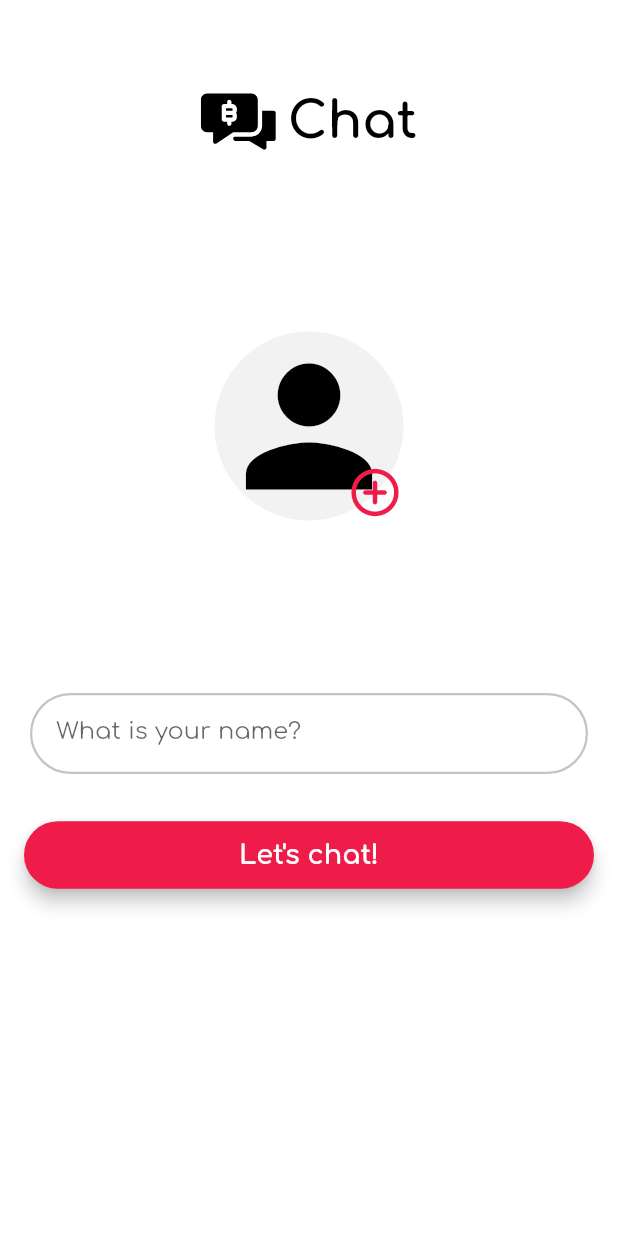
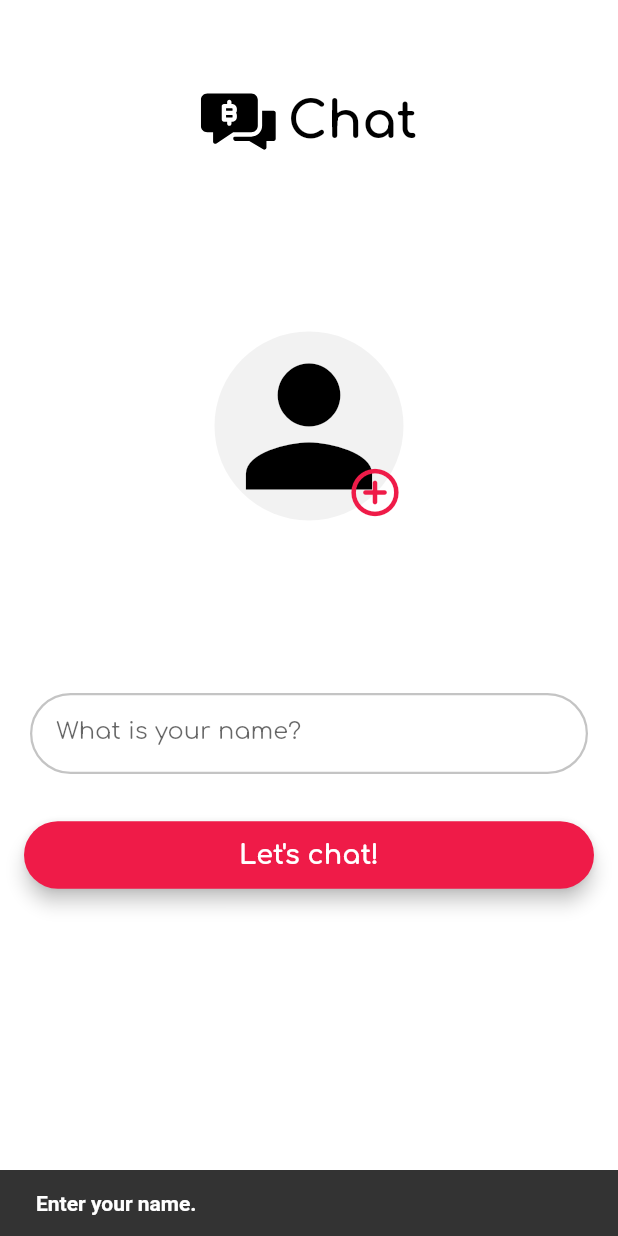
Before and after one commit to linhsol26/Chat-App, a Flutter app: the screen it shows after launch, after a tap on "Let's chat!", on a phone screen of 412 x 824 dp. Run offline on Flutter 3.47's test engine with Material 2 defaults, Android fonts, the phone set to English and light mode, and no system bars; our stand-ins replace bloc, equatable, flutter_bloc, flutter_svg, google_fonts, image_picker and 1 more; missing offline and left inert: encrypt, rethinkdb_dart; accounts and stored records are empty.

Commit message:
upload image to server

```diff
--- /dev/null
+++ b/lib/composition_root.dart
@@ -0,0 +1,43 @@
+import 'package:chat/services/user/user_service_contract.dart';
+import 'package:chat/services/user/user_service_implementation.dart';
+import 'package:chat_app/cubit/onboarding/onboarding_cubit.dart';
+import 'package:chat_app/cubit/profile_image/profile_image_cubit.dart';
+import 'package:chat_app/data/services/image_uploader.dart';
+import 'package:chat_app/view/pages/onboarding/onboarding.dart';
+import 'package:flutter_bloc/flutter_bloc.dart';
+import 'package:rethinkdb_dart/rethinkdb_dart.dart';
+import 'package:flutter/material.dart';
+
+class CompositionRoot {
+  static late Rethinkdb _rethinkdb;
+  static late Connection _connection;
+  static late IUserService _userService;
+
+  static configure() async {
+    _rethinkdb = Rethinkdb();
+    _connection =
+        await _rethinkdb.connect(db: "test", host: "10.0.2.2", port: 28015);
+    _userService = UserService(_rethinkdb, _connection);
+  }
+
+  static Widget composeOnboardingUI() {
+    ImageUploader _imageUploader =
+        ImageUploader('http://192.168.1.31:3000/upload');
+
+    OnboardingCubit onboardingCubit =
+        OnboardingCubit(_userService, _imageUploader);
+    ProfileImageCubit profileImageCubit = ProfileImageCubit();
+
+    return MultiBlocProvider(
+      providers: [
+        BlocProvider(
+          create: (_) => onboardingCubit,
+        ),
+        BlocProvider(
+          create: (_) => profileImageCubit,
+        ),
+      ],
+      child: Onboarding(),
+    );
+  }
+}
--- /dev/null
+++ b/lib/cubit/onboarding/onboarding_cubit.dart
@@ -0,0 +1,26 @@
+import 'dart:io';
+
+import 'package:bloc/bloc.dart';
+import 'package:chat/models/user.dart';
+import 'package:chat/services/user/user_service_contract.dart';
+import 'package:chat_app/data/services/image_uploader.dart';
+import 'package:equatable/equatable.dart';
+
+part 'onboarding_state.dart';
+
+class OnboardingCubit extends Cubit<OnboardingState> {
+  final IUserService _userService;
+  final ImageUploader _imageUploader;
+
+  OnboardingCubit(this._userService, this._imageUploader)
+      : super(OnboardingInitial());
+
+  Future<void> connect(String name, File file) async {
+    emit(OnboardingLoading());
+    final url = await _imageUploader.upload(file);
+    final user = User(
+        userName: name, photoUrl: url, active: true, lastSeen: DateTime.now());
+    final createdUser = await _userService.connect(user);
+    emit(OnboardingSuccess(createdUser));
+  }
+}
--- /dev/null
+++ b/lib/cubit/onboarding/onboarding_state.dart
@@ -0,0 +1,21 @@
+part of 'onboarding_cubit.dart';
+
+abstract class OnboardingState extends Equatable {
+  const OnboardingState();
+
+  @override
+  List<Object> get props => [];
+}
+
+class OnboardingInitial extends OnboardingState {}
+
+class OnboardingLoading extends OnboardingState {}
+
+class OnboardingSuccess extends OnboardingState {
+  final User _user;
+
+  OnboardingSuccess(this._user);
+
+  @override
+  List<Object> get props => [_user];
+}
--- /dev/null
+++ b/lib/cubit/profile_image/profile_image_cubit.dart
@@ -0,0 +1,16 @@
+import 'dart:io';
+
+import 'package:bloc/bloc.dart';
+import 'package:image_picker/image_picker.dart';
+
+class ProfileImageCubit extends Cubit<File> {
+  final _imagePicker = ImagePicker();
+
+  ProfileImageCubit() : super(File(''));
+
+  Future<void> getImage() async {
+    PickedFile file = await _imagePicker.getImage(
+        source: ImageSource.gallery, imageQuality: 50);
+    emit(File(file.path));
+  }
+}
--- /dev/null
+++ b/lib/data/services/image_uploader.dart
@@ -0,0 +1,18 @@
+import 'dart:io';
+
+import 'package:http/http.dart';
+
+class ImageUploader {
+  final String _url;
+
+  ImageUploader(this._url);
+
+  Future<String> upload(File file) async {
+    final request = MultipartRequest('POST', Uri.parse(_url));
+    request.files.add(await MultipartFile.fromPath('picture', file.path));
+    final result = await request.send();
+    if (result.statusCode != 200) return '';
+    final response = await Response.fromStream(result);
+    return Uri.parse(_url).origin + response.body;
+  }
+}
--- a/lib/main.dart
+++ b/lib/main.dart
@@ -1,9 +1,12 @@
+import 'package:chat_app/composition_root.dart';
 import 'package:chat_app/view/pages/onboarding/onboarding.dart';
 import 'package:flutter/material.dart';
 
 import 'utils/theme.dart';
 
-void main() {
+void main() async {
+  WidgetsFlutterBinding.ensureInitialized();
+  await CompositionRoot.configure();
   runApp(MyApp());
 }
 
@@ -15,7 +18,7 @@ class MyApp extends StatelessWidget {
       title: 'Flutter Demo',
       theme: lightTheme(context),
       darkTheme: darkTheme(context),
-      home: Onboarding(),
+      home: CompositionRoot.composeOnboardingUI(),
     );
   }
 }
--- a/lib/view/pages/onboarding/onboarding.dart
+++ b/lib/view/pages/onboarding/onboarding.dart
@@ -1,8 +1,11 @@
+import 'package:chat_app/cubit/onboarding/onboarding_cubit.dart';
+import 'package:chat_app/cubit/profile_image/profile_image_cubit.dart';
 import 'package:chat_app/utils/colors.dart';
 import 'package:chat_app/view/widgets/onboarding/logo.dart';
 import 'package:chat_app/view/widgets/onboarding/profile_upload.dart';
 import 'package:chat_app/view/widgets/shared/custom_text_field.dart';
 import 'package:flutter/material.dart';
+import 'package:flutter_bloc/flutter_bloc.dart';
 
 class Onboarding extends StatefulWidget {
   const Onboarding({Key? key}) : super(key: key);
@@ -12,6 +15,8 @@ class Onboarding extends StatefulWidget {
 }
 
 class _OnboardingState extends State<Onboarding> {
+  String _userName = '';
+
   @override
   Widget build(BuildContext context) {
     return Scaffold(
@@ -33,14 +38,29 @@ class _OnboardingState extends State<Onboarding> {
                 child: CustomTextField(
                   hint: 'What is your name?',
                   inputAction: TextInputAction.done,
-                  onChanged: (String val) {},
+                  onChanged: (String val) {
+                    _userName = val;
+                  },
                 ),
               ),
               SizedBox(height: 30.0),
               Padding(
                 padding: const EdgeInsets.only(left: 16.0, right: 16.0),
                 child: ElevatedButton(
-                  onPressed: () {},
+                  onPressed: () async {
+                    if (_userName.isEmpty) {
+                      final snackBar = SnackBar(
+                          content: Text('Enter your name.',
+                              style: TextStyle(
+                                fontSize: 14.0,
+                                fontWeight: FontWeight.bold,
+                              )));
+                      ScaffoldMessenger.of(context).showSnackBar(snackBar);
+                      return;
+                    }
+
+                    await _connectSession();
+                  },
                   child: Container(
                     height: 45.0,
                     alignment: Alignment.center,
@@ -60,7 +80,14 @@ class _OnboardingState extends State<Onboarding> {
                           borderRadius: BorderRadius.circular(45.0))),
                 ),
               ),
-              Spacer(flex: 2),
+              Spacer(),
+              BlocBuilder<OnboardingCubit, OnboardingState>(
+                  builder: (context, state) => state is OnboardingLoading
+                      ? Center(
+                          child: CircularProgressIndicator(),
+                        )
+                      : Container()),
+              Spacer(flex: 1),
             ],
           ),
         ),
@@ -85,4 +112,9 @@ class _OnboardingState extends State<Onboarding> {
       ],
     );
   }
+
+  _connectSession() async {
+    final profileImage = context.read<ProfileImageCubit>().state;
+    await context.read<OnboardingCubit>().connect(_userName, profileImage);
+  }
 }
--- a/lib/view/widgets/onboarding/profile_upload.dart
+++ b/lib/view/widgets/onboarding/profile_upload.dart
@@ -1,6 +1,10 @@
+import 'dart:io';
+
+import 'package:chat_app/cubit/profile_image/profile_image_cubit.dart';
 import 'package:chat_app/utils/colors.dart';
 import 'package:chat_app/utils/theme.dart';
 import 'package:flutter/material.dart';
+import 'package:flutter_bloc/flutter_bloc.dart';
 
 class ProfileUpload extends StatelessWidget {
   const ProfileUpload({Key? key}) : super(key: key);
@@ -15,17 +19,29 @@ class ProfileUpload extends StatelessWidget {
         borderRadius: BorderRadius.circular(126.0),
         child: InkWell(
           borderRadius: BorderRadius.circular(126.0),
-          onTap: () {},
+          onTap: () async {
+            await context.read<ProfileImageCubit>().getImage();
+          },
           child: Stack(
             fit: StackFit.expand,
             children: [
               CircleAvatar(
                 backgroundColor: Colors.transparent,
-                child: Icon(
-                  Icons.person,
-                  size: 126.0,
-                  color: !isLightTheme(context) ? kIconLight : Colors.black,
-                ),
+                child: BlocBuilder<ProfileImageCubit, File>(
+                    builder: (context, state) {
+                  return state.path == ''
+                      ? Icon(
+                          Icons.person,
+                          size: 126.0,
+                          color: !isLightTheme(context)
+                              ? kIconLight
+                              : Colors.black,
+                        )
+                      : ClipRRect(
+                          borderRadius: BorderRadius.circular(126.0),
+                          child: Image.file(state,
+                              width: 126.0, height: 126.0, fit: BoxFit.fill));
+                }),
               ),
               Align(
                 alignment: Alignment.bottomRight,
--- a/pubspec.yaml
+++ b/pubspec.yaml
@@ -30,9 +30,9 @@ dependencies:
     sdk: flutter
   flutter_bloc: ^7.1.0
   flutter_svg: ^0.22.0
-  google_fonts: null
-  http: null
-  image_picker: null
+  google_fonts: ^1.1.2
+  http: ^0.12.2
+  image_picker: ^0.6.3
   rethinkdb_dart: ^2.3.2+6
   shared_preferences: ^2.0.6
   sqflite: ^2.0.0+3
```
Also changed, not shown: pubspec.lock, 6 other files.
